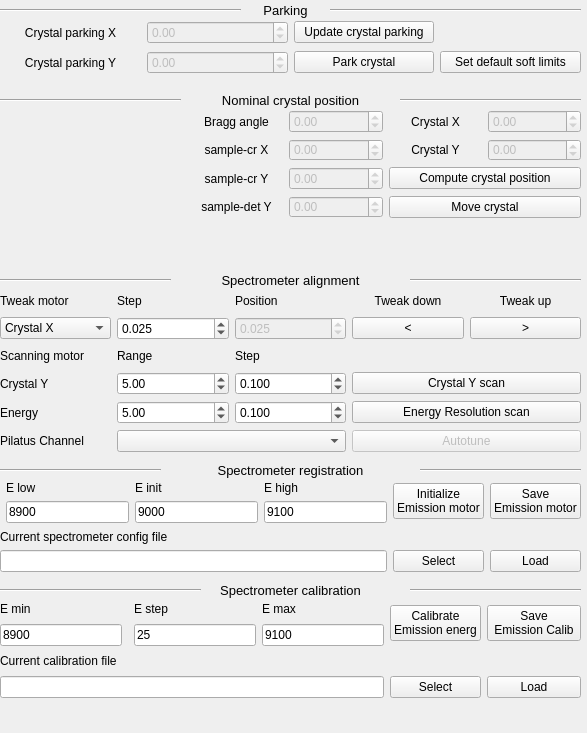
The window that isstools/ui/ui_johann_spectrometer.ui (NSLS-II-ISS/isstools) describes before a commit, drawn with Qt 5.
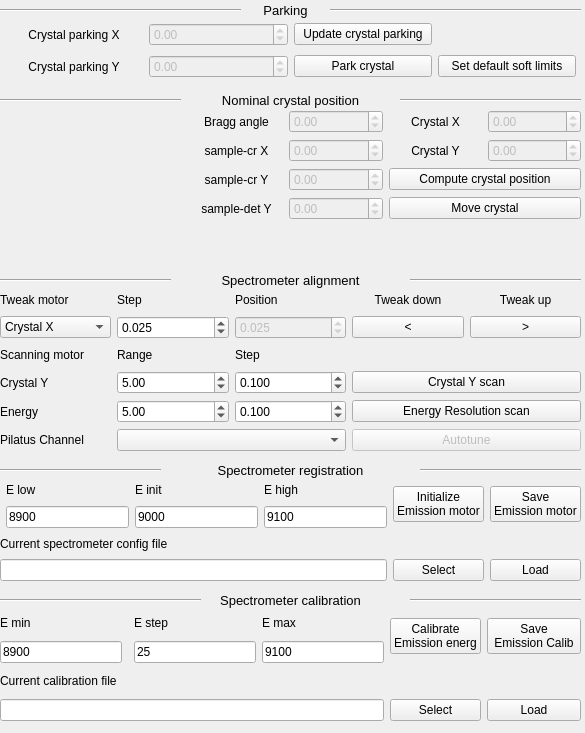
The same window after the commit.

Commit message: interface updates for the spectrometer widget

The edit to the form file:
```diff
--- a/isstools/ui/ui_johann_spectrometer.ui
+++ b/isstools/ui/ui_johann_spectrometer.ui
@@ -6,7 +6,7 @@
    <rect>
     <x>0</x>
     <y>0</y>
-    <width>587</width>
+    <width>585</width>
     <height>733</height>
    </rect>
   </property>
@@ -78,10 +78,10 @@
   <widget class="QWidget" name="gridLayoutWidget_7">
    <property name="geometry">
     <rect>
-     <x>0</x>
+     <x>5</x>
      <y>20</y>
-     <width>581</width>
-     <height>56</height>
+     <width>571</width>
+     <height>61</height>
     </rect>
    </property>
    <layout class="QGridLayout" name="gridLayout_8">
@@ -196,7 +196,7 @@
      <x>190</x>
      <y>110</y>
      <width>391</width>
-     <height>108</height>
+     <height>111</height>
     </rect>
    </property>
    <layout class="QGridLayout" name="gridLayout_10">
@@ -360,7 +360,7 @@
      <x>0</x>
      <y>480</y>
      <width>581</width>
-     <height>92</height>
+     <height>101</height>
     </rect>
    </property>
    <layout class="QGridLayout" name="gridLayout_2">
@@ -480,7 +480,7 @@
    <property name="geometry">
     <rect>
      <x>0</x>
-     <y>580</y>
+     <y>590</y>
      <width>201</width>
      <height>20</height>
     </rect>
@@ -493,7 +493,7 @@
    <property name="geometry">
     <rect>
      <x>410</x>
-     <y>580</y>
+     <y>590</y>
      <width>171</width>
      <height>20</height>
     </rect>
@@ -531,7 +531,7 @@
      <x>0</x>
      <y>290</y>
      <width>581</width>
-     <height>162</height>
+     <height>161</height>
     </rect>
    </property>
    <layout class="QGridLayout" name="gridLayout_3">
@@ -880,7 +880,7 @@
    <property name="geometry">
     <rect>
      <x>180</x>
-     <y>580</y>
+     <y>590</y>
      <width>221</width>
      <height>21</height>
     </rect>
@@ -929,9 +929,9 @@
    <property name="geometry">
     <rect>
      <x>0</x>
-     <y>600</y>
+     <y>610</y>
      <width>581</width>
-     <height>98</height>
+     <height>111</height>
     </rect>
    </property>
    <layout class="QGridLayout" name="gridLayout">
```
The commit also changes 5 other files.
